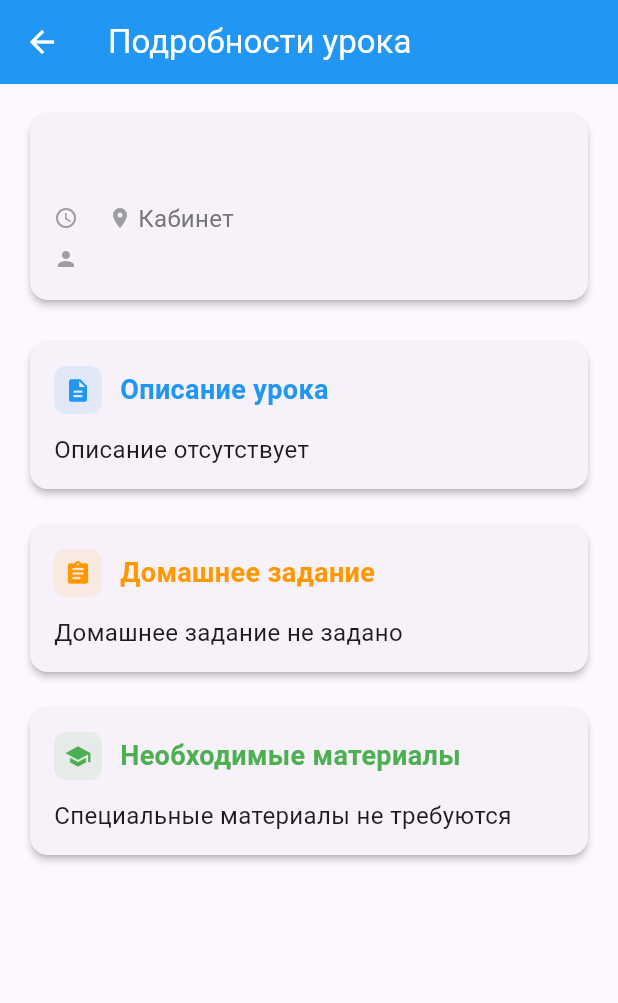
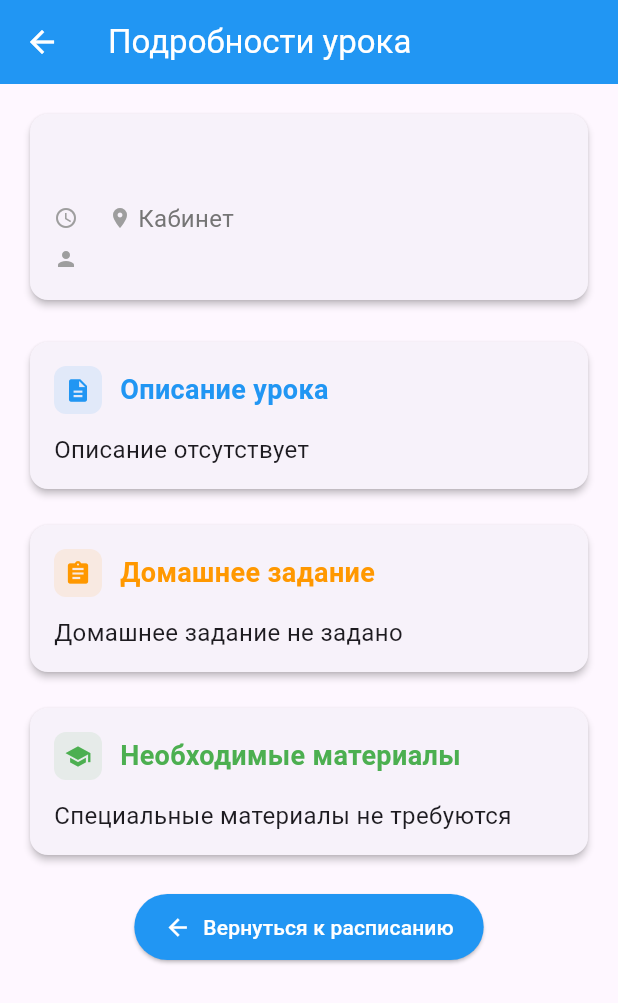
Before and after one commit to GeniiMisli901203/flutter5, a Flutter app: the LessonDetailScreen screen opened directly with empty values, on a phone screen of 412 x 824 dp. Shown: the top 1003 px of the screen. Run offline on Flutter 3.47's test engine with Material 3 defaults, Android fonts, the phone set to English and light mode, and no system bars; our stand-ins replace go_router; network calls fail.

Commit message:
Изменена слегка навигация

```diff
--- a/lib/features/schedule/screens/lesson_detail_screen.dart
+++ b/lib/features/schedule/screens/lesson_detail_screen.dart
@@ -14,6 +14,10 @@ class LessonDetailScreen extends StatelessWidget {
     this.onDelete,
   }) : super(key: key);
 
+  void _goBack(BuildContext context) {
+    Navigator.of(context).pop();
+  }
+
   @override
   Widget build(BuildContext context) {
     return Scaffold(
@@ -21,6 +25,10 @@ class LessonDetailScreen extends StatelessWidget {
         title: Text('Подробности урока'),
         backgroundColor: Colors.blue,
         foregroundColor: Colors.white,
+        leading: IconButton(
+          icon: Icon(Icons.arrow_back),
+          onPressed: () => _goBack(context),
+        ),
         actions: [
           if (onEdit != null)
             IconButton(
@@ -122,6 +130,21 @@ class LessonDetailScreen extends StatelessWidget {
               lesson.materials.isNotEmpty ? lesson.materials : 'Специальные материалы не требуются',
               color: Colors.green,
             ),
+
+            // Дополнительная кнопка "Назад" внизу экрана
+            SizedBox(height: 20),
+            Center(
+              child: ElevatedButton.icon(
+                onPressed: () => _goBack(context), // ← ЯВНЫЙ POP
+                icon: Icon(Icons.arrow_back),
+                label: Text('Вернуться к расписанию'),
+                style: ElevatedButton.styleFrom(
+                  backgroundColor: Colors.blue,
+                  foregroundColor: Colors.white,
+                  padding: EdgeInsets.symmetric(horizontal: 20, vertical: 12),
+                ),
+              ),
+            ),
           ],
         ),
       ),
--- a/lib/shared/widgets/router.dart
+++ b/lib/shared/widgets/router.dart
@@ -48,7 +48,7 @@ class AppRouter {
               pageBuilder: (context, state) => NoTransitionPage(
                 key: state.pageKey,
                 child: ScheduleScreen(
-                  lessons: appState.lessons,
+                  lessons: appState.allLessons, // ← Передаем ВСЕ уроки
                   selectedDay: appState.selectedDay,
                   onDaySelected: appState.setDay,
                   onAddLesson: appState.addLesson,
--- a/lib/state/app_state.dart
+++ b/lib/state/app_state.dart
@@ -230,7 +230,10 @@ class AppState extends ChangeNotifier {
   AppScreen get currentScreen => _currentScreen;
   int get selectedDay => _selectedDay;
   List<NewsItem> get news => _news;
-  List<Lesson> get lessons => _lessonsByDay[_selectedDay];
+  List<Lesson> get allLessons => _lessonsByDay.expand((dayLessons) => dayLessons).toList();
+
+// Получаем уроки для выбранного дня
+  List<Lesson> get lessonsForSelectedDay => _lessonsByDay[_selectedDay];
   StudentProfile get studentProfile => _studentProfile;
 
   void setScreen(AppScreen screen) {
```
Also changed, not shown: lib/features/schedule/screens/lesson_edit_screen.dart (+11 -27 lines), lib/features/schedule/screens/schedule_screen.dart (+46 -12 lines).
